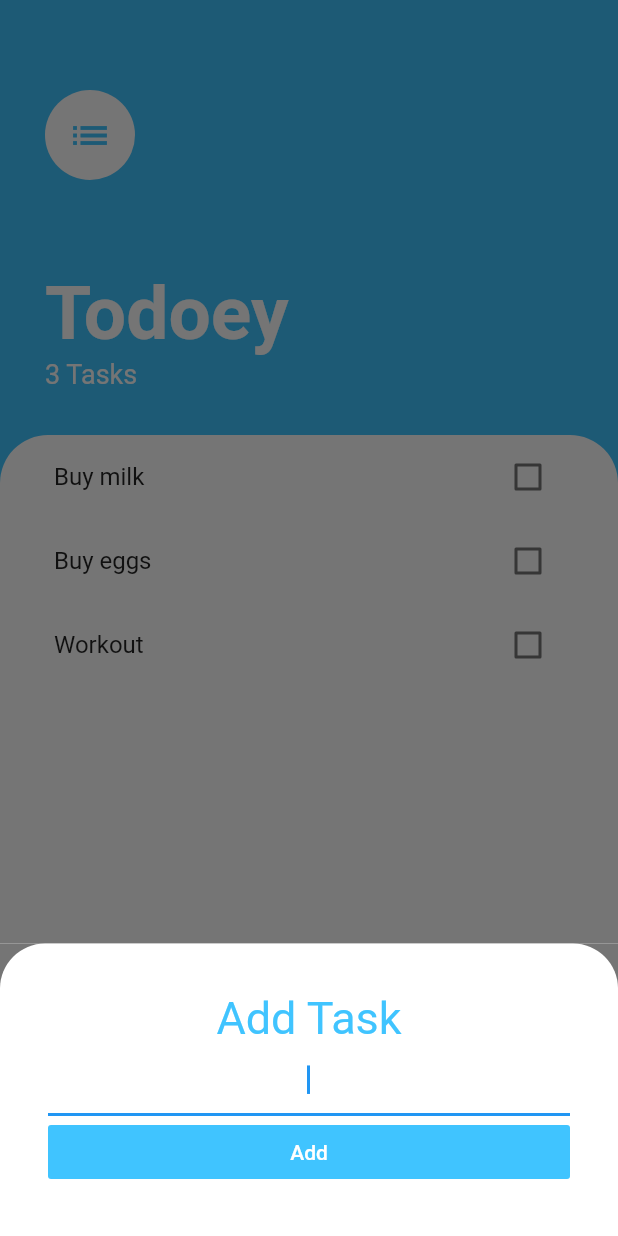
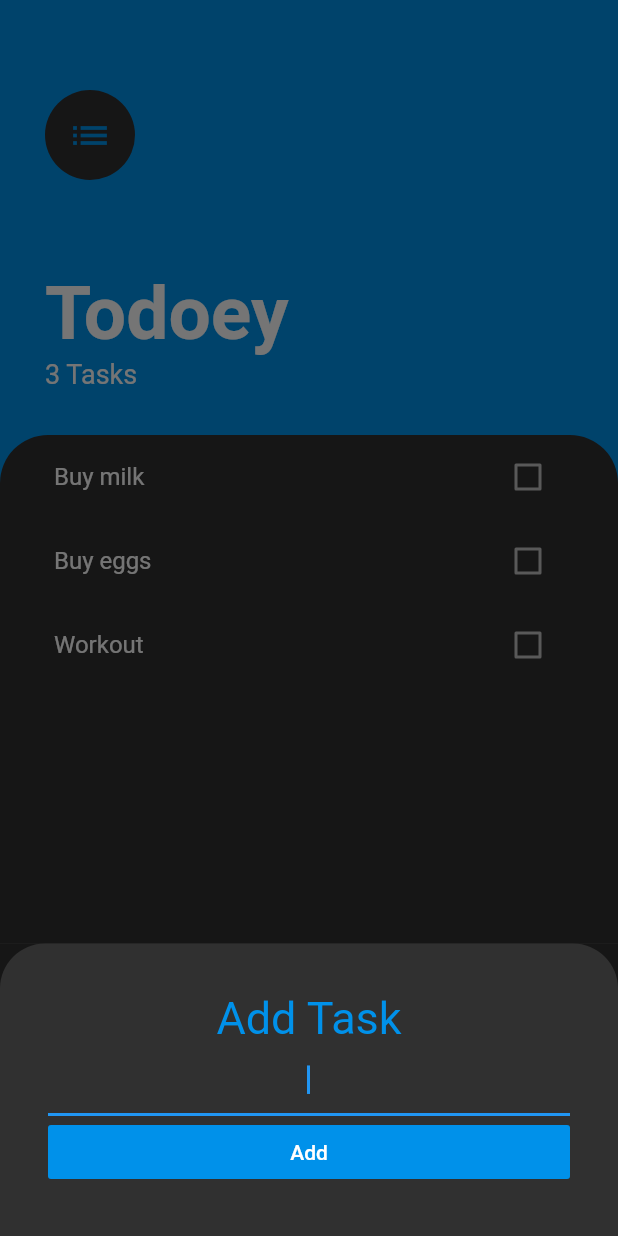
Before and after one commit to abd99/flutter_todo_list, a Flutter app: the screen it shows after launch, after a tap on the "add" icon, on a phone screen of 412 x 824 dp. Run offline on Flutter 3.47's test engine with Material 2 defaults, Android fonts, the phone set to English and light mode, and no system bars.

Commit message:
Change app to dark theme

```diff
--- a/lib/main.dart
+++ b/lib/main.dart
@@ -14,6 +14,9 @@ class MyApp extends StatelessWidget {
     return ChangeNotifierProvider(
       create: (context) => TaskData(),
       child: MaterialApp(
+        theme: ThemeData.dark().copyWith(
+          accentColor: Colors.lightBlueAccent[700],
+        ),
         home: TasksScreen(),
       ),
     );
--- a/lib/screens/add_task_screen.dart
+++ b/lib/screens/add_task_screen.dart
@@ -8,10 +8,10 @@ class AddTaskScreen extends StatelessWidget {
     String taskName;
 
     return Container(
-      color: Color(0xFF757575),
+      color: Color(0xFF161616),
       child: Container(
         decoration: BoxDecoration(
-          color: Colors.white,
+          color: Theme.of(context).canvasColor,
           borderRadius: BorderRadius.only(
             topLeft: Radius.circular(30.0),
             topRight: Radius.circular(30.0),
@@ -25,7 +25,7 @@ class AddTaskScreen extends StatelessWidget {
               'Add Task',
               textAlign: TextAlign.center,
               style: TextStyle(
-                color: Colors.lightBlueAccent,
+                color: Colors.lightBlueAccent[700],
                 fontSize: 30.0,
               ),
             ),
@@ -35,10 +35,9 @@ class AddTaskScreen extends StatelessWidget {
               onChanged: (value) => (taskName = value),
             ),
             FlatButton(
-              color: Colors.lightBlueAccent,
+              color: Colors.lightBlueAccent[700],
               child: Text(
                 'Add',
-                style: TextStyle(color: Colors.white),
               ),
               onPressed: () {
                 if (taskName != null && taskName.isNotEmpty) {
--- a/lib/screens/tasks_screen.dart
+++ b/lib/screens/tasks_screen.dart
@@ -8,7 +8,7 @@ class TasksScreen extends StatelessWidget {
   @override
   Widget build(BuildContext context) {
     return Scaffold(
-      backgroundColor: Colors.lightBlueAccent,
+      backgroundColor: Colors.lightBlueAccent[700],
       body: Column(
         crossAxisAlignment: CrossAxisAlignment.start,
         children: <Widget>[
@@ -23,8 +23,8 @@ class TasksScreen extends StatelessWidget {
               crossAxisAlignment: CrossAxisAlignment.start,
               children: <Widget>[
                 CircleAvatar(
-                  backgroundColor: Colors.white,
-                  foregroundColor: Colors.lightBlueAccent,
+                  backgroundColor: Theme.of(context).canvasColor,
+                  foregroundColor: Colors.lightBlueAccent[700],
                   radius: 30.0,
                   child: Icon(
                     Icons.list,
@@ -38,14 +38,12 @@ class TasksScreen extends StatelessWidget {
                   'Todoey',
                   style: TextStyle(
                     fontSize: 50.0,
-                    color: Colors.white,
                     fontWeight: FontWeight.w700,
                   ),
                 ),
                 Text(
                   '${Provider.of<TaskData>(context).taskCount} Tasks',
                   style: TextStyle(
-                    color: Colors.white,
                     fontSize: 18.0,
                   ),
                 ),
@@ -56,7 +54,7 @@ class TasksScreen extends StatelessWidget {
             child: Container(
               padding: EdgeInsets.symmetric(horizontal: 20.0),
               decoration: BoxDecoration(
-                color: Colors.white,
+                color: Theme.of(context).canvasColor,
                 borderRadius: BorderRadius.only(
                   topLeft: Radius.circular(32.0),
                   topRight: Radius.circular(32.0),
@@ -90,7 +88,7 @@ class TasksScreen extends StatelessWidget {
             ),
           );
         },
-        backgroundColor: Colors.lightBlueAccent,
+        backgroundColor: Colors.lightBlueAccent[700],
         child: Icon(Icons.add),
       ),
     );
--- a/lib/widgets/task_tile.dart
+++ b/lib/widgets/task_tile.dart
@@ -23,7 +23,7 @@ class TaskTile extends StatelessWidget {
         ),
       ),
       trailing: Checkbox(
-        activeColor: Colors.lightBlueAccent,
+        activeColor: Colors.lightBlueAccent[700],
         value: isChecked,
         onChanged: checkboxCallback,
       ),
```
